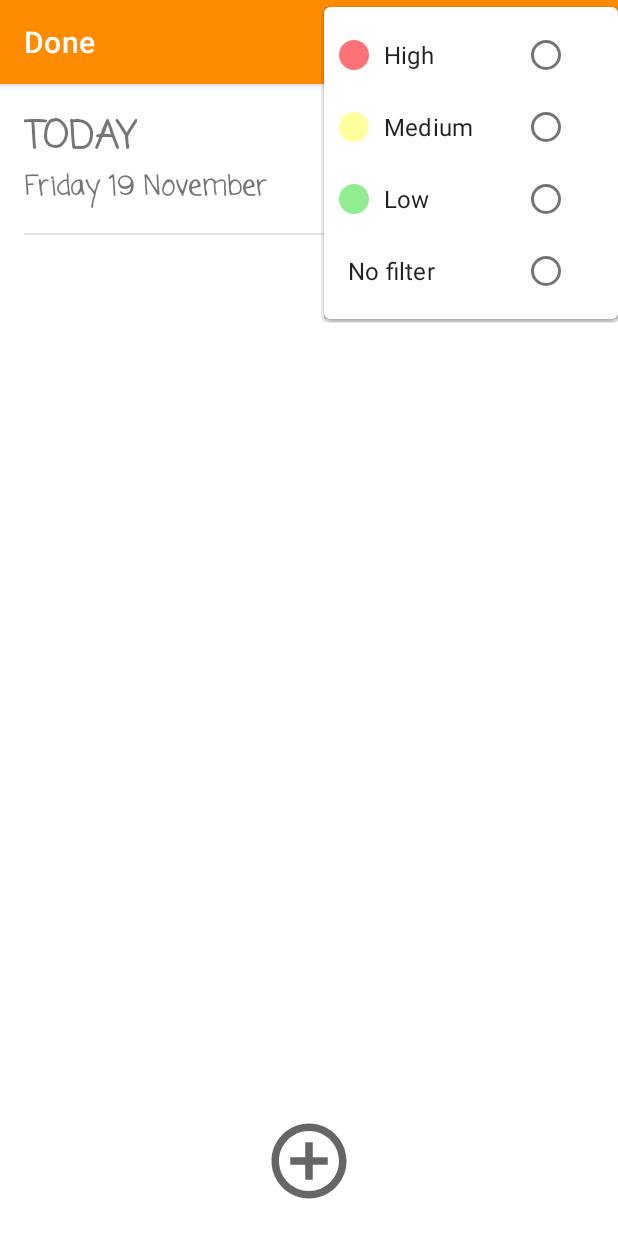
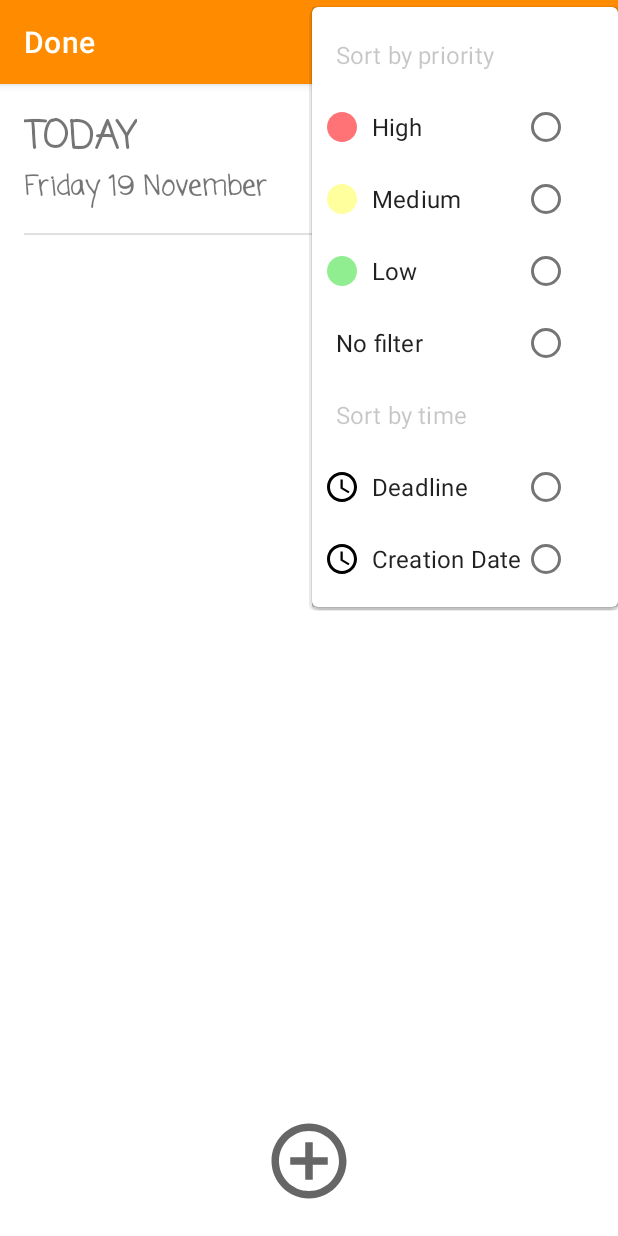
Before and after one commit to RahafNasser-cs/ToDo, an Android app: the screen it shows after launch (MainActivity), after a tap on "icon", on a phone screen of 412 x 824 dp. Run offline under Robolectric (Android 15) with nearby library versions, the phone set to English and light mode, and no system bars; our stand-ins replace data binding, navigation-ui; 12 statements that could not run were skipped.

Commit message:
add all strings in strings.xml

```diff
--- a/app/src/main/java/com/example/todo/data/DataSource.kt
+++ b/app/src/main/java/com/example/todo/data/DataSource.kt
@@ -18,13 +18,13 @@ class DataSource {
         }
     }
     fun loadFilterTaskDate(filterTag: String = ""): List<Task> {
-        return if (filterTag.isEmpty()) { //filter based on creation date
-            listOfTasks
+         if (filterTag.isEmpty()) { //filter based on creation date
+           return listOfTasks
         } else { //filter based on deadline
             var listDatesort = listOfTasks
             listDatesort.sortBy { it.date }
             Log.d("loadFilterTaskDate", "${listDatesort}")
-            listDatesort
+           return listDatesort
         }
     }
 
--- a/app/src/main/res/drawable/ic_baseline_access_time_24.xml
+++ b/app/src/main/res/drawable/ic_baseline_access_time_24.xml
@@ -3,11 +3,11 @@
     android:height="24dp"
     android:viewportWidth="24"
     android:viewportHeight="24"
-    android:tint="?attr/colorControlNormal">
+    android:tint="@color/black">
   <path
-      android:fillColor="@android:color/white"
+      android:fillColor="@color/black"
       android:pathData="M11.99,2C6.47,2 2,6.48 2,12s4.47,10 9.99,10C17.52,22 22,17.52 22,12S17.52,2 11.99,2zM12,20c-4.42,0 -8,-3.58 -8,-8s3.58,-8 8,-8 8,3.58 8,8 -3.58,8 -8,8z"/>
   <path
-      android:fillColor="@android:color/white"
+      android:fillColor="@color/black"
       android:pathData="M12.5,7H11v6l5.25,3.15 0.75,-1.23 -4.5,-2.67z"/>
 </vector>
--- a/app/src/main/res/layout/fragment_start.xml
+++ b/app/src/main/res/layout/fragment_start.xml
@@ -32,7 +32,7 @@
             android:layout_width="wrap_content"
             android:layout_height="wrap_content"
             android:id="@+id/today_word"
-            android:text="TODAY"
+            android:text="@string/today"
             android:fontFamily="casual"
             android:layout_marginStart="16dp"
             android:textSize="25sp"
--- a/app/src/main/res/menu/menu_item.xml
+++ b/app/src/main/res/menu/menu_item.xml
@@ -1,30 +1,6 @@
 <?xml version="1.0" encoding="utf-8"?>
 <menu xmlns:android="http://schemas.android.com/apk/res/android"
     xmlns:app="http://schemas.android.com/apk/res-auto">
-
-
-    <item
-        android:title="filter_date_icon"
-        android:icon="@drawable/ic_baseline_access_time_24"
-        app:showAsAction="always"
-        android:id="@+id/filter_time_icon">
-        <menu>
-            <group
-                android:id="@+id/date_options"
-                android:checkableBehavior="single">
-                <item
-                    android:id="@+id/deadline_filter"
-                    android:title="Deadline"
-                    app:showAsAction="never"/>
-                <item
-                    android:id="@+id/creation_date"
-                    android:title="Creation Date"
-                    app:showAsAction="never"/>
-            </group>
-        </menu>
-
-    </item>
-
 
     <item
         android:title="icon"
@@ -35,6 +11,11 @@
             <group
                 android:id="@+id/priority_options"
                 android:checkableBehavior="single">
+                <item
+                    android:title="Sort by priority"
+                    android:enabled="false"
+                    android:checkable="false"
+                    />
                 <item
                     android:title="High"
                     android:id="@+id/high_priority"
@@ -59,6 +40,25 @@
                     app:showAsAction="never"
                     />
             </group>
+            <group
+                android:id="@+id/date_options"
+                android:checkableBehavior="single">
+                <item
+                    android:title="Sort by time"
+                    android:enabled="false"
+                    android:checkable="false"
+                    />
+                <item
+                    android:id="@+id/deadline_filter"
+                    android:title="Deadline"
+                    android:icon="@drawable/ic_baseline_access_time_24"
+                    app:showAsAction="never"/>
+                <item
+                    android:id="@+id/creation_date"
+                    android:title="Creation Date"
+                    android:icon="@drawable/ic_baseline_access_time_24"
+                    app:showAsAction="never"/>
+            </group>
         </menu>
     </item>
 
```
Also changed, not shown: app/src/main/res/layout/fragment_edit_task.xml (+7 -7 lines), app/src/main/res/layout/fragment_new_task.xml (+6 -6 lines), app/src/main/res/layout/fragment_task_details.xml (+6 -6 lines), app/src/main/res/values/strings.xml (+10 -0 lines).
